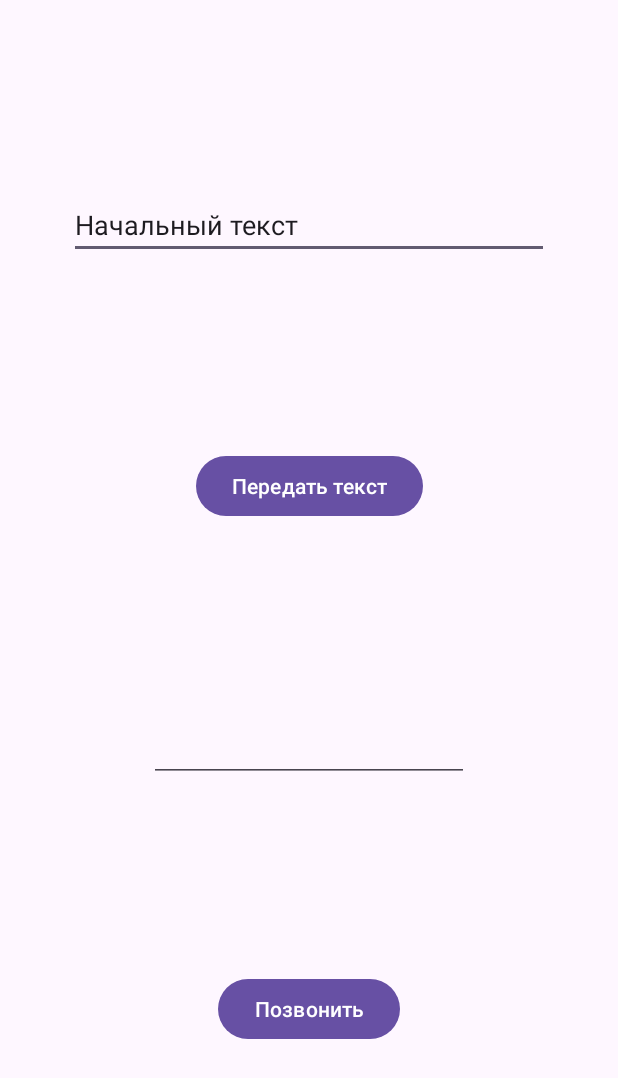
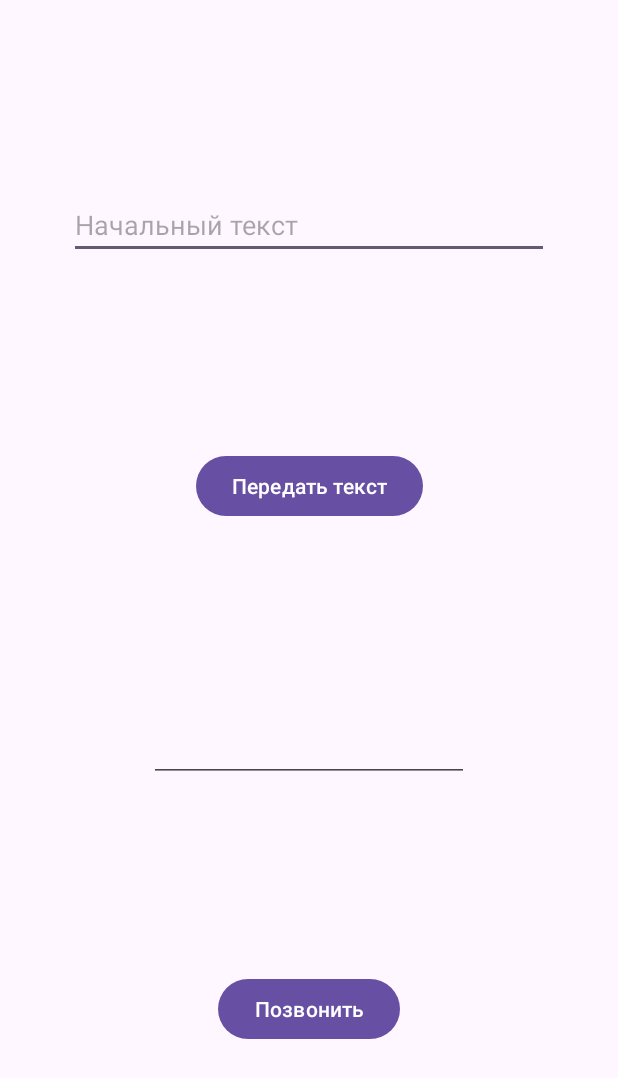
Before and after one commit to genrikhgeyne/notify-vibe, an Android app: the screen it shows after launch (MainActivity), on a phone screen of 412 x 824 dp. Shown: the top 1078 px of the screen. Run offline under Robolectric (Android 15) with nearby library versions, the phone set to English and light mode, and no system bars.

Commit message:
Complete review

```diff
--- a/app/src/main/java/com/example/polytechandroidclasses/AnotherActivity.kt
+++ b/app/src/main/java/com/example/polytechandroidclasses/AnotherActivity.kt
@@ -18,7 +18,7 @@ class AnotherActivity : AppCompatActivity() {
     }
 
     companion object {
-        const val EXTRA_DATA = "EXTRA_DATA"
+        private const val EXTRA_DATA = "EXTRA_DATA"
 
         fun createIntent(context: Context, data: String): Intent {
             return Intent(context, AnotherActivity::class.java)
--- a/app/src/main/java/com/example/polytechandroidclasses/MainActivity.kt
+++ b/app/src/main/java/com/example/polytechandroidclasses/MainActivity.kt
@@ -16,7 +16,7 @@ class MainActivity : AppCompatActivity() {
         setContentView(R.layout.activity_main)
 
         textEdit = findViewById(R.id.edittext_text)
-        textValue = textEdit.text.toString()
+//        textValue = textEdit.text.toString()
         textEditPhone = findViewById(R.id.edittext_phone)
 
         val textButton = findViewById<Button>(R.id.button_text)
@@ -59,13 +59,7 @@ class MainActivity : AppCompatActivity() {
     }
 
     companion object {
-        const val SAVED_STRING_KEY = "SAVED_TEXT_KEY"
-//        const val EXTRA_DATA = "EXTRA_DATA"
-//
-//        fun createIntent(context: Context, data: String): Intent {
-//            return Intent(context, SecondActivity::class.java)
-//                .putExtra(EXTRA_DATA, data)
-//        }
+        private const val SAVED_STRING_KEY = "SAVED_TEXT_KEY"
     }
 
 }
--- a/app/src/main/res/layout/activity_main.xml
+++ b/app/src/main/res/layout/activity_main.xml
@@ -12,7 +12,7 @@
         android:layout_height="wrap_content"
         android:ems="15"
         android:inputType="text"
-        android:text="@string/init_text"
+        android:hint="@string/init_text"
         app:layout_constraintBottom_toTopOf="@id/button_text"
         app:layout_constraintEnd_toEndOf="parent"
         app:layout_constraintStart_toStartOf="parent"
```
Also changed, not shown: app/src/main/res/layout/activity_another.xml (+4 -10 lines).
